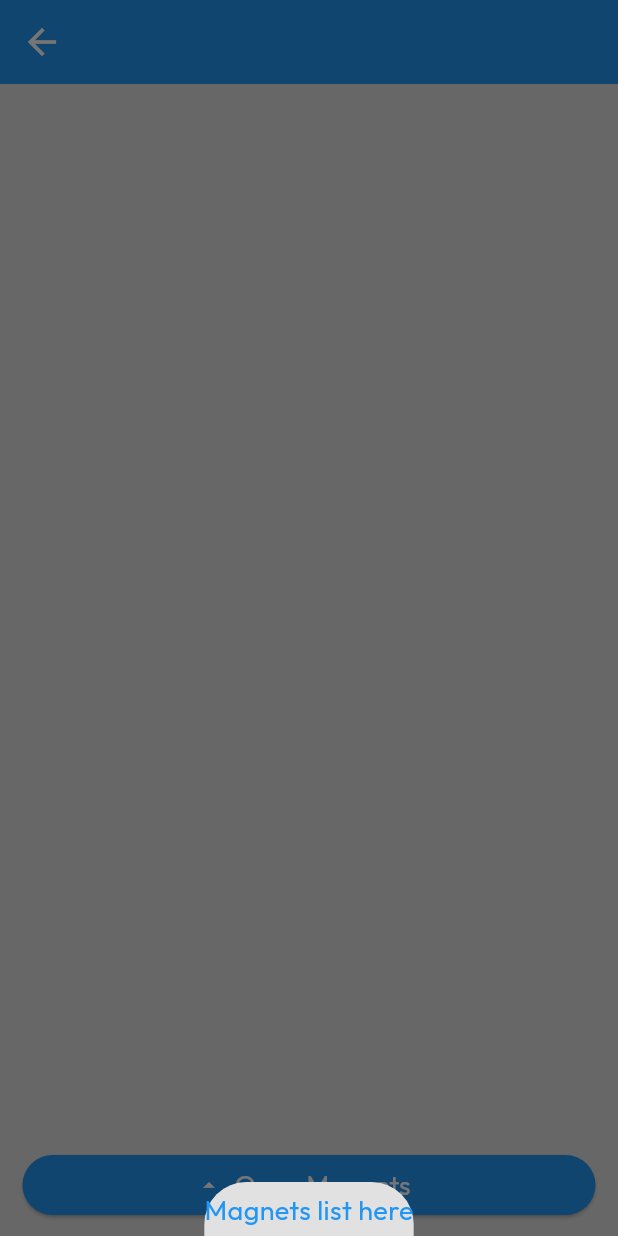
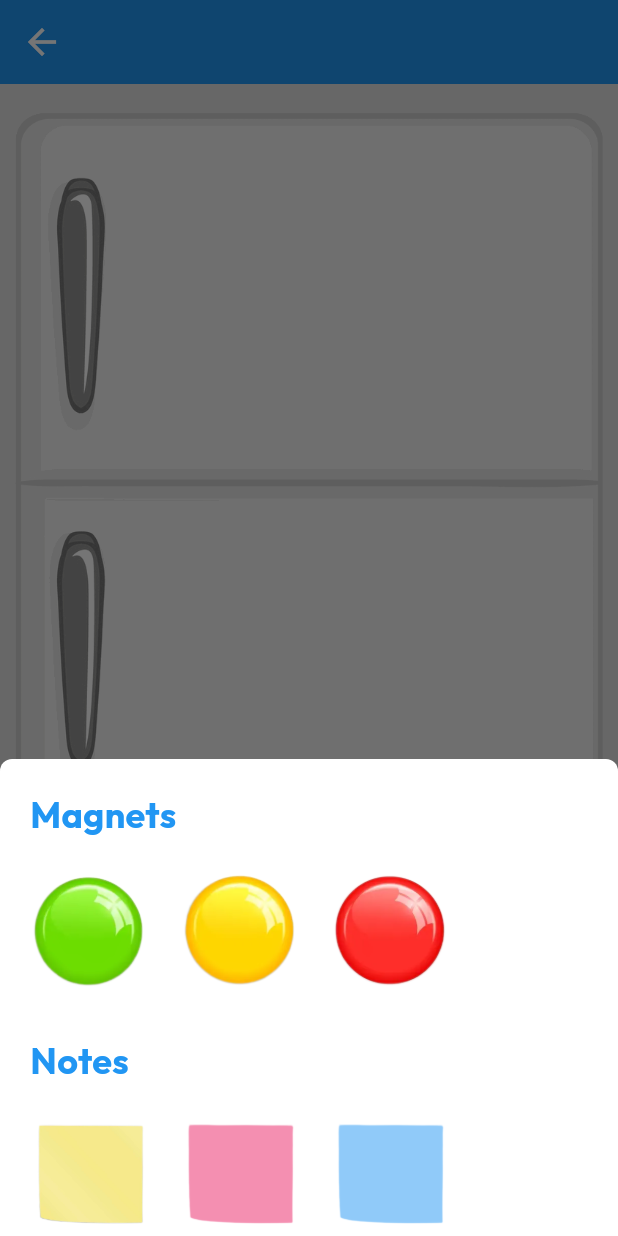
Before and after one commit to OzBoz-Dev/KnightHacks25, a Flutter app: the FridgePage screen opened directly with empty values, after a tap on "Open Magnets", on a phone screen of 412 x 824 dp. Run offline on Flutter 3.47's test engine with Material 3 defaults, Android fonts, the phone set to English and light mode, and no system bars; our stand-ins replace google_fonts.

Commit message:
Add magnets, notes, and fridge assets to fridge page

```diff
--- a/frontend/fridgemagnets/lib/pages/fridge_page.dart
+++ b/frontend/fridgemagnets/lib/pages/fridge_page.dart
@@ -1,4 +1,5 @@
 import 'package:flutter/material.dart';
+import 'package:google_fonts/google_fonts.dart';
 
 class FridgePage extends StatefulWidget {
   final String fridgeName;
@@ -13,12 +14,25 @@ class _FridgePageState extends State<FridgePage> {
   Widget build(BuildContext context) {
     return Scaffold(
       appBar: AppBar(title: Text(widget.fridgeName),),
-      body: Align(
-        alignment: Alignment.bottomCenter,
+      body: Column(
+        children: [
+          Expanded(
+            child: SingleChildScrollView(
+              child: Center(
+                child: SizedBox(
+                  width: 900,
+                  child: Image.asset(
+                    'assets/fridge.png',
+                    fit: BoxFit.cover,
+                  ),
+                ),
+              ),
+            ),
+          ),
+          SizedBox(
+            width: double.infinity,
             child: Padding(
               padding: const EdgeInsets.symmetric(horizontal: 15, vertical: 10),
-          child: SizedBox(
-            width: double.infinity,
               child: ElevatedButton.icon(
                 style: ButtonStyle(
                   backgroundColor: WidgetStatePropertyAll(Colors.blue[500]),
@@ -26,33 +40,143 @@ class _FridgePageState extends State<FridgePage> {
                 onPressed: () {
                   showModalBottomSheet(
                     isScrollControlled: true,
+                    constraints: const BoxConstraints(
+                        maxWidth: double.infinity,
+                    ),
                     context: context,
                     builder: (context) {
                       return SafeArea(
-                      child: Padding(
-                        padding: const EdgeInsets.symmetric(vertical: 5),
+                        child: Container(
+                          width: double.infinity,
+                          decoration: BoxDecoration(
+                            color: Colors.white,
+                            borderRadius: BorderRadius.only(
+                              topLeft: Radius.circular(8),
+                              topRight: Radius.circular(8)
+                            )
+                          ),
+                          padding: const EdgeInsets.symmetric(horizontal: 20),
+                          child: Column(
+                            mainAxisSize: MainAxisSize.min,
+                            crossAxisAlignment: CrossAxisAlignment.start,
+                            children: [
+                              Padding(
+                                padding: const EdgeInsets.symmetric(vertical: 20),
                                 child: Text(
-                          "Magnets list here",
+                                  "Magnets",
                                   style: TextStyle(
-                            fontSize: 18,
+                                    fontSize: 24,
                                     color: Colors.blue[500],
+                                    fontWeight: FontWeight.bold
                                   ),
+                                ),
+                              ),
+                              Row(
+                                children: [
+                                  SizedBox(
+                                    width: 80,
+                                    height: 80,
+                                    child: Image.asset(
+                                      'assets/green_magnet.png',
+                                      fit: BoxFit.contain,
+                                    ),
+                                  ),
+                                  const SizedBox(width: 20,),
+                                  SizedBox(
+                                    width: 80,
+                                    height: 80,
+                                    child: Image.asset(
+                                      'assets/yellow_magnet.png',
+                                      fit: BoxFit.contain,
+                                    ),
+                                  ),
+                                  const SizedBox(width: 20,),
+                                  SizedBox(
+                                    width: 80,
+                                    height: 80,
+                                    child: Image.asset(
+                                      'assets/red_magnet.png',
+                                      fit: BoxFit.contain,
+                                    ),
+                                  ),
+                                ],
+                              ),
+                              const SizedBox(height: 10,),
+                              Padding(
+                                padding: const EdgeInsets.symmetric(vertical: 20),
+                                child: Text(
+                                  "Notes",
+                                  style: TextStyle(
+                                    fontSize: 24,
+                                    color: Colors.blue[500],
+                                    fontWeight: FontWeight.bold
+                                  ),
+                                ),
+                              ),
+                              Row(
+                                children: [
+                                  SizedBox(
+                                    width: 80,
+                                    height: 80,
+                                    child: Image.asset(
+                                      'assets/sticky_note.png',
+                                      fit: BoxFit.contain,
+                                    ),
+                                  ),
+                                  const SizedBox(width: 20,),
+                                  SizedBox(
+                                    width: 80,
+                                    height: 80,
+                                    child: ColorFiltered(
+                                      colorFilter: ColorFilter.mode(
+                                        Colors.pink[200]!,
+                                        BlendMode.srcIn
+                                      ),
+                                      child: Image.asset(
+                                        'assets/sticky_note.png',
+                                        fit: BoxFit.contain,
+                                      ),
+                                    ),
+                                  ),
+                                  const SizedBox(width: 20,),
+                                  SizedBox(
+                                    width: 80,
+                                    height: 80,
+                                    child: ColorFiltered(
+                                      colorFilter: ColorFilter.mode(
+                                        Colors.blue[200]!,
+                                        BlendMode.srcIn
+                                      ),
+                                      child: Image.asset(
+                                        'assets/sticky_note.png',
+                                        fit: BoxFit.contain,
+                                      ),
+                                    ),
+                                  ),
+                                ],
+                              ),
+                            ],
                           ),
                         )
                       );
                     }
                   );
                 },
-              label: Text(
+                label: Padding(
+                  padding: const EdgeInsets.symmetric(vertical: 5),
+                  child: Text(
                     "Open Magnets",
-                style: TextStyle(
-                  color: Colors.white
+                    style: GoogleFonts.outfit(
+                      color: Colors.white,
+                      fontSize: 18
+                    ),
                   ),
                 ),
                 icon: Icon(Icons.arrow_drop_up, color: Colors.white,),
               ),
             ),
           ),
+        ],
       ),
     );
   }
```
Lines whose indentation alone changed are shown as unchanged.
